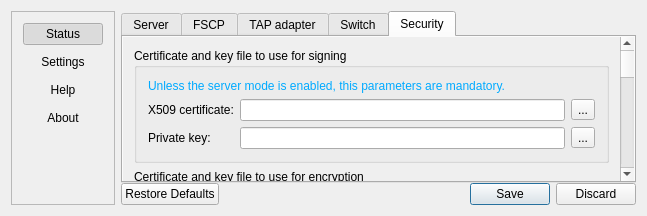
Qt form src/Freelan_gui.ui (freelan-developers/freelan-gui) before a commit.
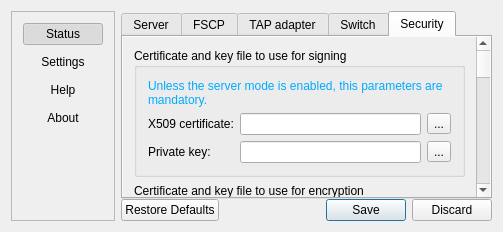
The same form after that commit. The open tabs and pages were chosen to show the change.

Commit message: fix a crash on windows when deleting widgets finished security page serialization

What changed in the file:
```diff
--- a/src/Freelan_gui.ui
+++ b/src/Freelan_gui.ui
@@ -6,8 +6,8 @@
    <rect>
     <x>0</x>
     <y>0</y>
-    <width>647</width>
-    <height>216</height>
+    <width>503</width>
+    <height>232</height>
    </rect>
   </property>
   <property name="windowTitle">
@@ -34,8 +34,8 @@
         <rect>
          <x>0</x>
          <y>0</y>
-         <width>87</width>
-         <height>202</height>
+         <width>93</width>
+         <height>212</height>
         </rect>
        </property>
        <layout class="QVBoxLayout" name="verticalLayout">
@@ -1831,9 +1831,9 @@
                <property name="geometry">
                 <rect>
                  <x>0</x>
-                 <y>-139</y>
-                 <width>1069</width>
-                 <height>751</height>
+                 <y>-686</y>
+                 <width>361</width>
+                 <height>851</height>
                 </rect>
                </property>
                <layout class="QVBoxLayout" name="verticalLayout_9">
```
Left out of the diff: 73 changed lines with no effect on the pictures. The commit also changes 2 other files.
